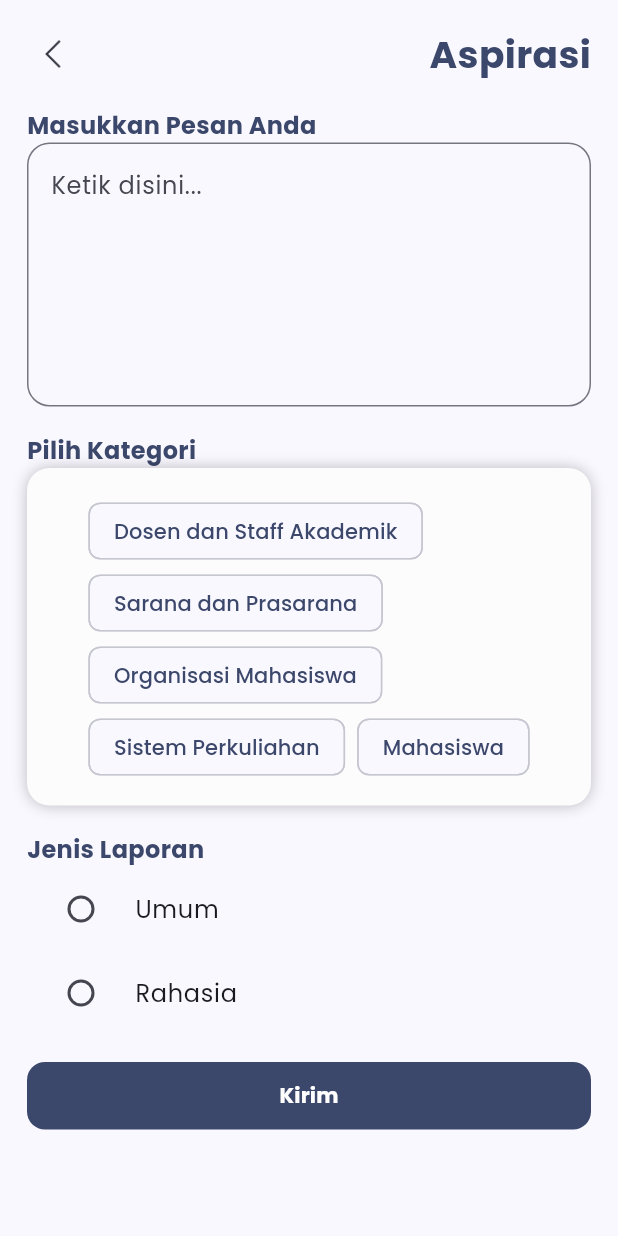
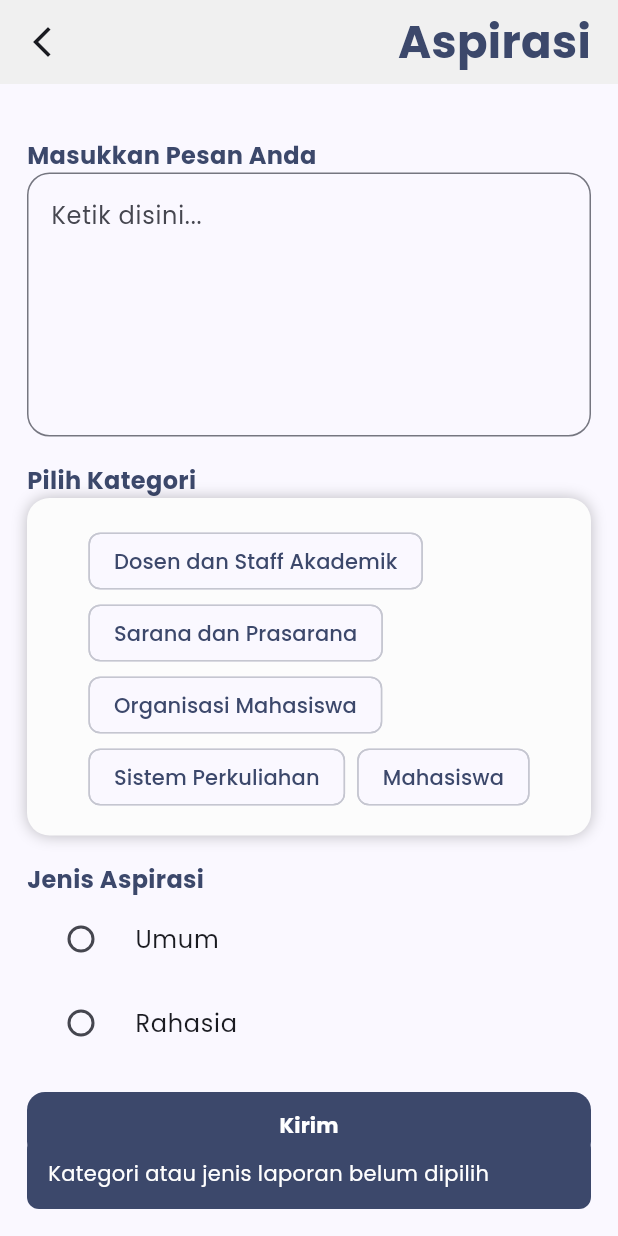
Before and after one commit to RezaGustian29/complainz, a Flutter app: the CreateAspirationView screen opened by its route, after a tap on "Kirim", on a phone screen of 412 x 824 dp. Run offline on Flutter 3.47's test engine with Material 3 defaults, Android fonts, the light colour scheme and no system bars; our stand-ins replace dio, loading_indicator, shared_preferences, timeline_tile; missing offline and left inert: date_format_field; accounts and stored records are empty.

Commit message:
Wip: Create Aspiration Integration

```diff
--- a/lib/main.dart
+++ b/lib/main.dart
@@ -18,6 +18,7 @@ import 'package:complainz/view/status/action_status_view.dart';
 import 'package:complainz/view/status/status_complaint_view.dart';
 import 'package:complainz/view/update/update_password_view.dart';
 import 'package:complainz/view/update/update_profile_view.dart';
+import 'package:complainz/view_model/create_aspiration_view_model.dart';
 import 'package:complainz/view_model/create_report_view_model.dart';
 import 'package:complainz/view_model/get_all_report_view_model.dart';
 import 'package:complainz/view_model/get_report_status_view_model.dart';
@@ -45,6 +46,7 @@ class MyApp extends StatelessWidget {
         ChangeNotifierProvider(create: (_) => CreateReportViewModel()),
         ChangeNotifierProvider(create: (_) => GetReportStatusViewModel()),
         ChangeNotifierProvider(create: (_) => GetUserProfileViewModel()),
+        ChangeNotifierProvider(create: (_) => CreateAspirationViewModel()),
       ],
       child: MaterialApp(
         theme: ThemeData(
--- a/lib/view/create_report/create_aspiration_view.dart
+++ b/lib/view/create_report/create_aspiration_view.dart
@@ -1,8 +1,10 @@
 import 'package:complainz/config/app_colors.dart';
 import 'package:complainz/config/app_sizes.dart';
-import 'package:complainz/widgets/app_back_button.dart';
+import 'package:complainz/view_model/create_aspiration_view_model.dart';
+import 'package:complainz/widgets/app_appbar.dart';
 import 'package:complainz/widgets/app_button.dart';
 import 'package:flutter/material.dart';
+import 'package:provider/provider.dart';
 
 class CreateAspirationView extends StatefulWidget {
   const CreateAspirationView({super.key});
@@ -11,7 +13,8 @@ class CreateAspirationView extends StatefulWidget {
   State<CreateAspirationView> createState() => _CreateAspirationViewState();
 }
 
-class _CreateAspirationViewState extends State<CreateAspirationView> {
+class _CreateAspirationViewState extends State<CreateAspirationView>
+    with WidgetsBindingObserver {
   int? selectedTag; // Variabel untuk menyimpan tag yang dipilih
   int? selectedOption;
 
@@ -23,9 +26,44 @@ class _CreateAspirationViewState extends State<CreateAspirationView> {
     {'label': 'Mahasiswa', 'value': 5},
   ];
 
+  //untuk reset form ketika switch ke halaman lain dan kembali lagi form kosong
+  CreateAspirationViewModel? _viewModel;
+
+  @override
+  void initState() {
+    super.initState();
+    WidgetsBinding.instance.addObserver(this);
+    //_viewModel = Provider.of<CreateAspirationViewModel>(context, listen: false);
+  }
+
+  @override
+  void didChangeDependencies() {
+    super.didChangeDependencies();
+    _viewModel ??=
+        Provider.of<CreateAspirationViewModel>(context, listen: false);
+  }
+
+  @override
+  void dispose() {
+    WidgetsBinding.instance.removeObserver(this);
+    _viewModel?.resetFormWithoutNotify();
+    super.dispose();
+  }
+
+  @override
+  void didChangeAppLifecycleState(AppLifecycleState state) {
+    super.didChangeAppLifecycleState(state);
+    if (state == AppLifecycleState.paused) {
+      _viewModel?.resetFormWithoutNotify();
+    }
+  }
+
   @override
   Widget build(BuildContext context) {
     return Scaffold(
+      appBar: const AppAppbar(
+        title: 'Aspirasi',
+      ),
       body: SafeArea(
         child: SingleChildScrollView(
           reverse: true,
@@ -34,10 +72,6 @@ class _CreateAspirationViewState extends State<CreateAspirationView> {
                 horizontal: AppSizes.padding, vertical: AppSizes.padding),
             child: Column(
               children: [
-                const AppBackButton(
-                    text: 'Aspirasi',
-                    fontSize: 25,
-                    fontWeight: FontWeight.w700),
                 const SizedBox(height: AppSizes.padding),
                 form(),
                 complaintButton(),
@@ -51,6 +85,7 @@ class _CreateAspirationViewState extends State<CreateAspirationView> {
   }
 
   Widget form() {
+    return Consumer<CreateAspirationViewModel>(builder: (context, model, _) {
       return Column(
         crossAxisAlignment: CrossAxisAlignment.start,
         children: [
@@ -63,6 +98,7 @@ class _CreateAspirationViewState extends State<CreateAspirationView> {
             ),
           ),
           TextFormField(
+            controller: model.aspirationController,
             minLines: 6,
             maxLines: null,
             keyboardType: TextInputType.multiline,
@@ -85,7 +121,7 @@ class _CreateAspirationViewState extends State<CreateAspirationView> {
           tagsWidget(),
           const SizedBox(height: AppSizes.padding),
           const Text(
-          'Jenis Laporan',
+            'Jenis Aspirasi',
             style: TextStyle(
               fontSize: 16,
               fontWeight: FontWeight.w700,
@@ -95,9 +131,11 @@ class _CreateAspirationViewState extends State<CreateAspirationView> {
           options(),
         ],
       );
+    });
   }
 
   Widget tagsWidget() {
+    return Consumer<CreateAspirationViewModel>(builder: (context, model, _) {
       return Container(
         padding: const EdgeInsets.all(AppSizes.padding),
         width: double.infinity,
@@ -124,16 +162,16 @@ class _CreateAspirationViewState extends State<CreateAspirationView> {
                 labelStyle: TextStyle(
                   fontWeight: FontWeight.w500,
                   fontSize: 14,
-                color: selectedTag == tag['value']
+                  color: model.selectedTag == tag['value']
                       ? Colors.white
                       : AppColors.primaryColor,
                 ),
                 showCheckmark: false,
-              selected: selectedTag == tag['value'],
+                selected: model.selectedTag == tag['value'],
                 selectedColor: AppColors.primaryColor,
                 onSelected: (bool selected) {
                   setState(() {
-                  selectedTag = selected ? tag['value'] : null;
+                    model.updateSelectedTag(selected ? tag['value'] : null);
                   });
                 },
               );
@@ -141,71 +179,59 @@ class _CreateAspirationViewState extends State<CreateAspirationView> {
           ),
         ),
       );
+    });
   }
 
   Widget options() {
+    return Consumer<CreateAspirationViewModel>(builder: (context, model, _) {
       return Column(
         mainAxisAlignment: MainAxisAlignment.start,
         crossAxisAlignment: CrossAxisAlignment.start,
         children: [
-        RadioListTile<int>(
+          RadioListTile<bool?>(
             title: const Text('Umum'),
-          value: 1,
-          groupValue: selectedOption,
-          onChanged: (int? value) {
+            value: true,
+            groupValue: model.isPublic,
+            onChanged: (bool? value) {
               setState(() {
-              selectedOption = value!;
+                model.updateSelecteIsPublic(
+                    model.isPublic == true ? null : value);
               });
             },
           ),
-        RadioListTile<int>(
+          RadioListTile<bool?>(
             title: const Text('Rahasia'),
-          value: 2,
-          groupValue: selectedOption,
-          onChanged: (int? value) {
+            value: false,
+            groupValue: model.isPublic,
+            onChanged: (bool? value) {
               setState(() {
-              selectedOption = value!;
+                model.updateSelecteIsPublic(
+                    model.isPublic == false ? null : value);
               });
             },
           ),
-        /* RadioListTile(
-          title: const Text('Umum'),
-          value: 1,
-          groupValue: selectedOption,
-          onChanged: (value) {
-            setState(
-              () {
-                selectedOption = value!;
-              },
-            );
-          },
-        ),
-        RadioListTile(
-          title: const Text('Rahasia'),
-          value: 2,
-          groupValue: selectedOption,
-          onChanged: (value) {
-            setState(
-              () {
-                selectedOption = value!;
-              },
-            );
-          },
-        ), */
         ],
       );
+    });
   }
 
   Widget complaintButton() {
+    return Consumer<CreateAspirationViewModel>(builder: (context, model, _) {
       return Padding(
         padding: const EdgeInsets.symmetric(vertical: AppSizes.padding),
         child: AppButton(
-        onTap: () {},
+          onTap: () async {
+            FocusScope.of(context).unfocus();
+
+            final navigator = Navigator.of(context);
+            model.createAspiration(navigator);
+          },
           text: 'Kirim',
           height: 45,
           fontWeight: FontWeight.w700,
         ),
       );
+    });
   }
 }
 
--- /dev/null
+++ b/lib/view_model/create_aspiration_view_model.dart
@@ -0,0 +1,140 @@
+import 'package:complainz/repository/create_aspiration_repository.dart';
+import 'package:complainz/widgets/app_dialog.dart';
+import 'package:complainz/widgets/app_snackbar.dart';
+import 'package:complainz/widgets/console_log.dart';
+import 'package:flutter/material.dart';
+import 'package:shared_preferences/shared_preferences.dart';
+
+class CreateAspirationViewModel extends ChangeNotifier {
+  final aspirationController = TextEditingController();
+
+  int aspirationCount = 0;
+  DateTime? _lastAspirationDate;
+
+  String type = "Aspiration";
+  int? selectedTag;
+  bool? isPublic;
+
+  CreateAspirationViewModel() {
+    loadAspirationData();
+  }
+
+  Future<void> loadAspirationData() async {
+    final prefs = await SharedPreferences.getInstance();
+    aspirationCount = prefs.getInt('aspirationCount') ?? 0;
+    final lastAspirationDateString = prefs.getString('lastAspirationDate');
+    if (lastAspirationDateString != null) {
+      _lastAspirationDate = DateTime.parse(lastAspirationDateString);
+    }
+    notifyListeners();
+  }
+
+  Future<void> saveAspirationData() async {
+    final prefs = await SharedPreferences.getInstance();
+    await prefs.setInt('aspirationCount', aspirationCount);
+    if (_lastAspirationDate != null) {
+      await prefs.setString(
+          'lastAspirationDate', _lastAspirationDate!.toIso8601String());
+    } else {
+      await prefs.remove('lastAspirationDate');
+    }
+  }
+
+  Future<bool> canCreateAspiration() async {
+    final now = DateTime.now();
+    if (_lastAspirationDate == null || !isSameDay(_lastAspirationDate!, now)) {
+      aspirationCount = 0;
+      _lastAspirationDate = now;
+    }
+
+    return aspirationCount < 3;
+  }
+
+  bool isSameDay(DateTime date1, DateTime date2) {
+    return date1.year == date2.year &&
+        date1.month == date2.month &&
+        date1.day == date2.day;
+  }
+
+  void resetForm() {
+    aspirationController.clear();
+    selectedTag = null;
+    isPublic = null;
+    notifyListeners();
+  }
+
+  void resetFormWithoutNotify() {
+    aspirationController.clear();
+    selectedTag = null;
+    isPublic = null;
+  }
+
+  Future<void> resetDailyCount() async {
+    aspirationCount = 0;
+    _lastAspirationDate = null;
+    await saveAspirationData();
+    notifyListeners();
+  }
+
+  void updateSelectedTag(int? value) {
+    selectedTag = value;
+    notifyListeners();
+  }
+
+  void updateSelecteIsPublic(bool? value) {
+    isPublic = value;
+    notifyListeners();
+  }
+
+  Future<void> createAspiration(NavigatorState navigator) async {
+    if (!await canCreateAspiration()) {
+      AppSnackbar.show(navigator,
+          title:
+              "Anda telah mencapai batas maksimum laporan (3) untuk hari ini.");
+      return;
+    }
+
+    if (selectedTag == null || isPublic == null) {
+      cl('[createAspiration].error = "Tag atau opsi belum dipilih"');
+      AppSnackbar.show(navigator,
+          title: "Kategori atau jenis laporan belum dipilih");
+      return;
+    }
+    AppDialog.showDialogProgress(navigator);
+
+    try {
+      CreateAspirationRepository createAspirationRepo =
+          CreateAspirationRepository();
+      bool isSuccess = await createAspirationRepo.createAspiration(
+            type: 'Aspiration',
+            category_id: selectedTag!,
+            photo_url: "",
+            video_url: "",
+            description: aspirationController.text,
+            is_public: isPublic!,
+          ) ??
+          false;
+
+      navigator.pop();
+
+      cl('[createAspiration].res = $isSuccess');
+
+      if (isSuccess) {
+        cl('[createAspiration].success = $isSuccess');
+        aspirationCount++;
+        _lastAspirationDate = DateTime.now();
+        await saveAspirationData();
+        resetForm();
+        AppSnackbar.show(navigator,
+            title: "Laporan berhasil dibuat ($aspirationCount/3 hari ini)");
+      } else {
+        cl('[createAspiration].error = $isSuccess');
+        AppDialog.showErrorDialog(navigator, message: isSuccess.toString());
+      }
+    } catch (e) {
+      navigator.pop();
+      cl('[createAspiration].error $e');
+      AppDialog.showErrorDialog(navigator, error: e.toString());
+    }
+  }
+}
```
Also changed, not shown: lib/repository/create_aspiration_repository.dart (added, +53 -0 lines). Lines whose indentation alone changed are shown as unchanged.
